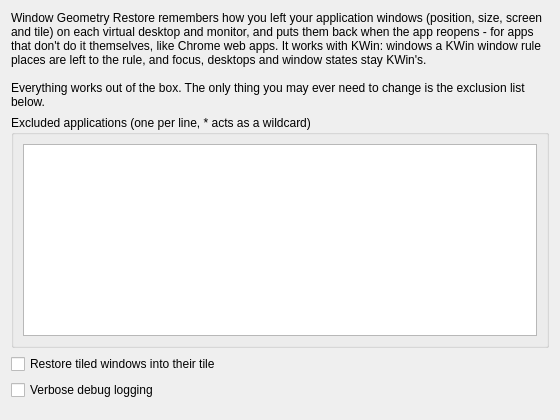
The window that src/contents/ui/config.ui (IamAndelib/window-geometry-restore) describes before a commit, drawn with Qt 5.
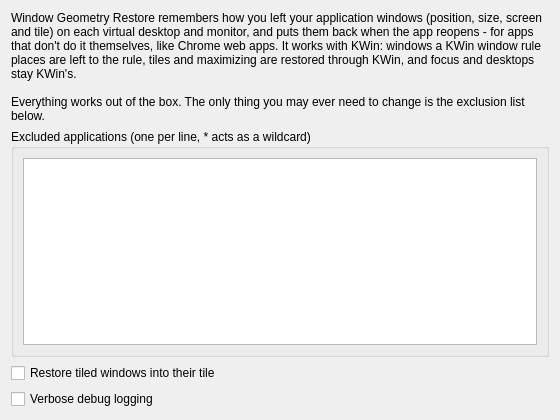
The same window after the commit.

Commit message: Restore maximized windows maximized, with their normal size to return to

Diff of the .ui file:
```diff
--- a/src/contents/ui/config.ui
+++ b/src/contents/ui/config.ui
@@ -14,7 +14,7 @@
    <item>
     <widget class="QLabel" name="introLabel">
      <property name="text">
-      <string>Window Geometry Restore remembers how you left your application windows (position, size, screen and tile) on each virtual desktop and monitor, and puts them back when the app reopens - for apps that don't do it themselves, like Chrome web apps. It works with KWin: windows a KWin window rule places are left to the rule, and focus, desktops and window states stay KWin's.
+      <string>Window Geometry Restore remembers how you left your application windows (position, size, screen and tile) on each virtual desktop and monitor, and puts them back when the app reopens - for apps that don't do it themselves, like Chrome web apps. It works with KWin: windows a KWin window rule places are left to the rule, tiles and maximizing are restored through KWin, and focus and desktops stay KWin's.
 
 Everything works out of the box. The only thing you may ever need to change is the exclusion list below.</string>
      </property>
```
The commit also changes 10 other files.
